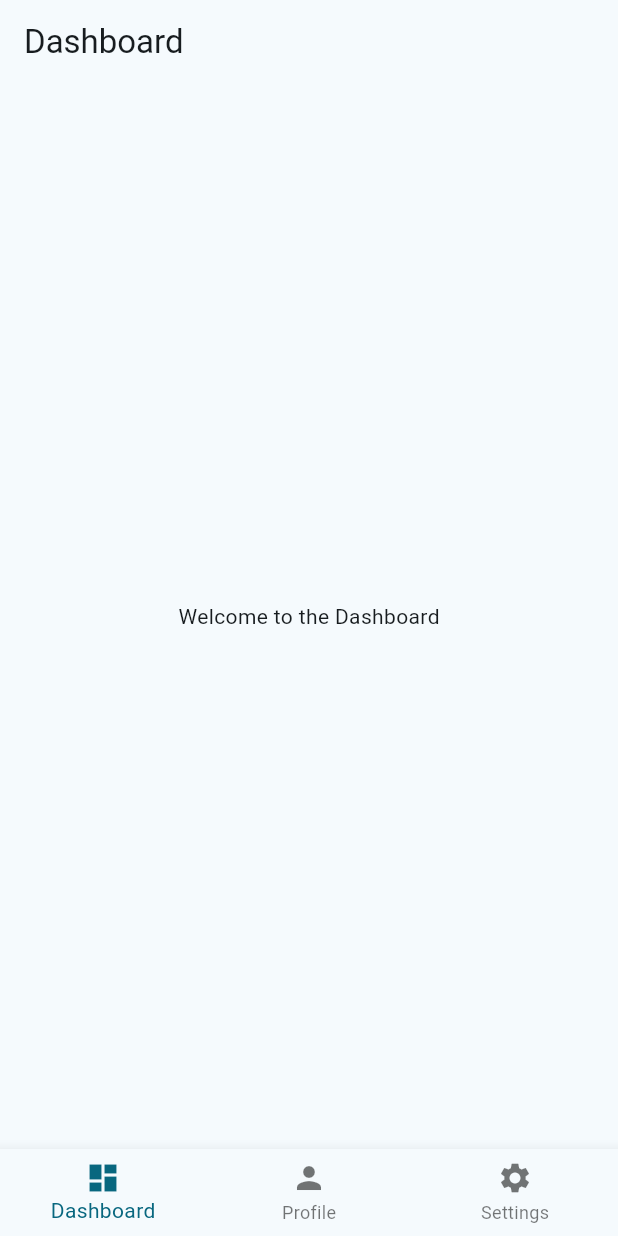
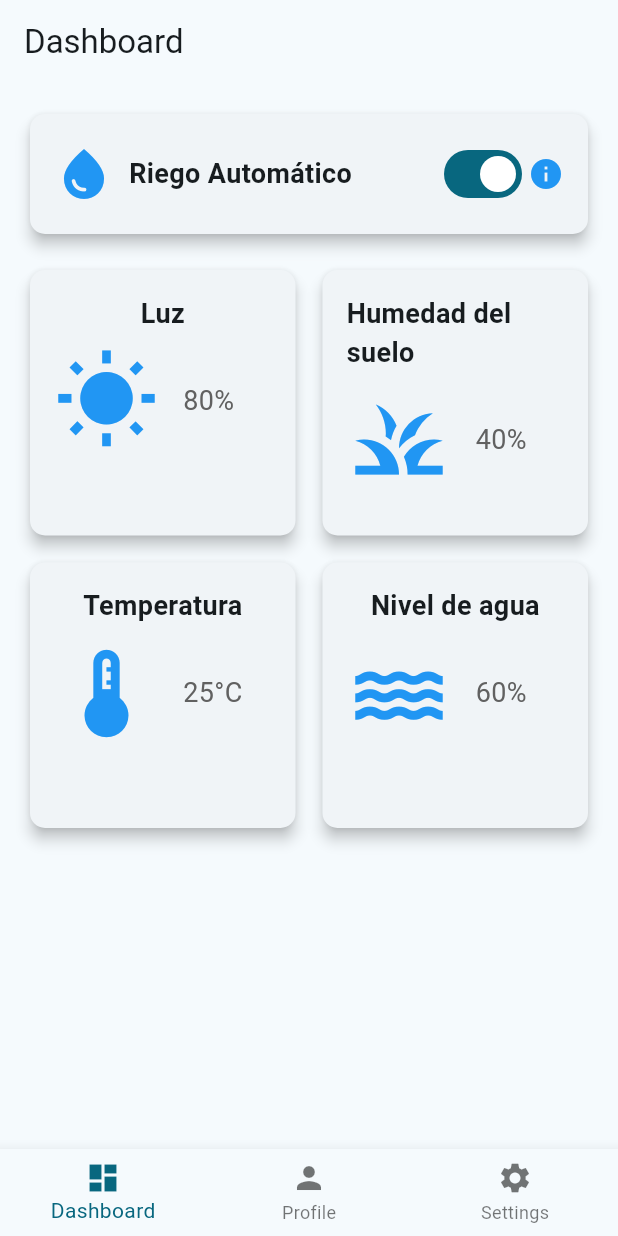
Before and after one commit to ktorres63/HydroWatch, a Flutter app: the HomePage screen opened directly, on a phone screen of 412 x 824 dp. Run offline on Flutter 3.47's test engine with Material 3 defaults, Android fonts, the phone set to English and light mode, and no system bars; our stand-ins replace google_fonts; Roboto replaces fonts that are missing (Actor, Alegreya).

Commit message:
Add cards to dashboard

```diff
--- /dev/null
+++ b/lib/features/dashboard/dashboard.dart
@@ -0,0 +1,84 @@
+import 'package:flutter/material.dart';
+
+import 'widgets/simple_card.dart';
+
+class DashboardPage extends StatelessWidget {
+  @override
+  Widget build(BuildContext context) {
+    return Scaffold(
+      appBar: AppBar(title: Text('Dashboard')),
+      body: Padding(
+        padding: const EdgeInsets.all(16.0),
+        child: Column(
+          children: [
+            // Tarjeta que ocupa todo el ancho
+            Card(
+              elevation: 4.0,
+              shape: RoundedRectangleBorder(
+                borderRadius: BorderRadius.circular(10.0),
+              ),
+              child: Padding(
+                padding: const EdgeInsets.all(16.0),
+                child: Row(
+                  mainAxisAlignment: MainAxisAlignment.spaceBetween,
+                  children: [
+                    Icon(Icons.water_drop, size: 40, color: Colors.blue),
+                    SizedBox(width: 10), // Espacio entre icono y texto
+                    const Expanded(
+                      child: Text(
+                        'Riego Automático',
+                        style: TextStyle(
+                          fontSize: 18,
+                          fontWeight: FontWeight.bold,
+                        ),
+                      ),
+                    ),
+                    Switch(
+                      value: true, // Valor inicial
+                      onChanged: (value) {
+                        // Aquí puedes manejar el cambio de estado del Switch
+                      },
+                    ),
+                    Icon(Icons.info, color: Colors.blue),
+                  ],
+                ),
+              ),
+            ),
+            SizedBox(height: 16), // Espacio entre la tarjeta grande y el GridView
+
+            // Cuadrícula de tarjetas pequeñas
+            Expanded(
+              child: GridView.count(
+                crossAxisCount: 2,
+                crossAxisSpacing: 10.0,
+                mainAxisSpacing: 10.0,
+                children: const [
+                  CustomCard(
+                    title: 'Luz',
+                    icon: Icons.wb_sunny,
+                    subtitle: '80%',
+                  ),
+                  CustomCard(
+                    title: 'Humedad del suelo',
+                    icon: Icons.grass,
+                    subtitle: '40%',
+                  ),
+                  CustomCard(
+                    title: 'Temperatura',
+                    icon: Icons.thermostat,
+                    subtitle: '25°C',
+                  ),
+                  CustomCard(
+                    title: 'Nivel de agua',
+                    icon: Icons.water,
+                    subtitle: '60%',
+                  ),
+                ],
+              ),
+            ),
+          ],
+        ),
+      ),
+    );
+  }
+}
--- /dev/null
+++ b/lib/features/dashboard/widgets/simple_card.dart
@@ -0,0 +1,55 @@
+import 'package:flutter/material.dart';
+
+class CustomCard extends StatelessWidget {
+  final String title;
+  final IconData icon;
+  final String subtitle;
+
+  const CustomCard({
+    super.key,
+    required this.title,
+    required this.icon,
+    required this.subtitle,
+  });
+
+  @override
+  Widget build(BuildContext context) {
+    return Card(
+      elevation: 4.0,
+      shape: RoundedRectangleBorder(
+        borderRadius: BorderRadius.circular(10.0),
+      ),
+      child: Padding(
+        padding: const EdgeInsets.all(16.0),
+        child: Column(
+          // mainAxisAlignment: MainAxisAlignment.center,
+          children: [
+            Text(
+              title,
+              style: const TextStyle(
+                fontSize: 18,
+                fontWeight: FontWeight.bold,
+              ),
+            ),
+            SizedBox(height: 10),
+            Row(
+              children: [
+                Icon(icon, size: 70, color: Colors.blue),
+                SizedBox(width: 16), // Añade un espacio de 16 píxeles entre el icono y el texto
+
+                Text(
+                  subtitle,
+                  style: TextStyle(
+                    fontSize: 18,
+                    color: Colors.grey[700],
+                  ),
+                  textAlign: TextAlign.center,
+                ),
+              ],
+            ),
+          ],
+        ),
+      ),
+    );
+  }
+}
--- a/lib/pages/home_page.dart
+++ b/lib/features/home_page.dart
@@ -1,14 +1,15 @@
 // lib/features/home/home_page.dart
 import 'package:flutter/material.dart';
-import './dashboard.dart';
-import './profile.dart';
-import './settings.dart';
+import 'dashboard/dashboard.dart';
+import 'profile.dart';
+import 'settings.dart';
+
 
 class HomePage extends StatefulWidget {
   const HomePage({super.key});
 
   @override
-  _HomePageState createState() => _HomePageState();
+   State<HomePage> createState() => _HomePageState();
 }
 
 class _HomePageState extends State<HomePage> {
--- a/lib/pages/login_page.dart
+++ b/lib/features/login_page.dart
@@ -1,5 +1,5 @@
 import 'package:flutter/material.dart';
-import './home_page.dart';
+import 'home_page.dart';
 
 class LoginPage extends StatelessWidget {
   @override
--- a/lib/main.dart
+++ b/lib/main.dart
@@ -1,7 +1,7 @@
 import 'package:flutter/material.dart';
 import 'core/util.dart';
 import 'core/theme.dart';
-import './pages/login_page.dart';
+import 'features/login_page.dart';
 
 void main() {
   runApp(const MyApp());
--- a/lib/pages/dashboard.dart
+++ /dev/null
@@ -1,11 +0,0 @@
-import 'package:flutter/material.dart';
-
-class DashboardPage extends StatelessWidget {
-  @override
-  Widget build(BuildContext context) {
-    return Scaffold(
-      appBar: AppBar(title: Text('Dashboard')),
-      body: Center(child: Text('Welcome to the Dashboard')),
-    );
-  }
-}
```
Also changed, not shown: lib/features/profile.dart (renamed from lib/pages/profile.dart), lib/features/settings.dart (renamed from lib/pages/settings.dart).
